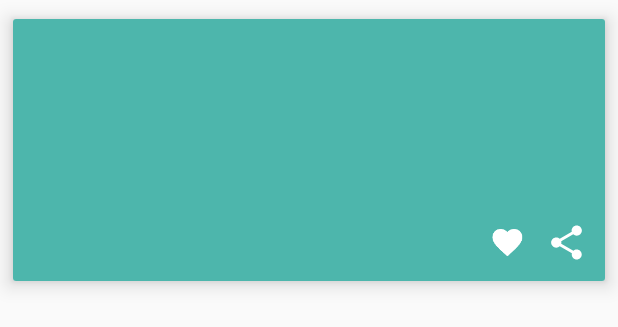
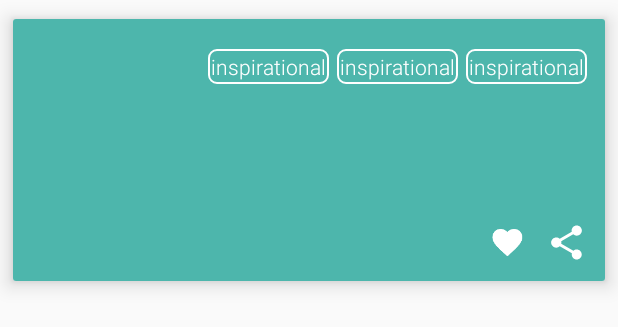
Before and after one commit to unexpectederr/QuoteTabNew, an Android app: the layout author_details_recycler_list_item.xml on its own in the app's theme, with its tools: preview values and no code run, on a phone screen of 412 x 824 dp. Shown: the top 327 px of the screen. Run offline under Robolectric (Android 15) with nearby library versions, the phone set to English and light mode, and no system bars.

Commit message:
Added new activity QuotesByTag, its RecylcerView, adapter, and started working on quote tags

```diff
--- a/app/src/main/AndroidManifest.xml
+++ b/app/src/main/AndroidManifest.xml
@@ -31,6 +31,8 @@
             android:label="@string/title_activity_scrolling"
             android:theme="@style/AppTheme">
         </activity>
+        <activity android:name="digitalbath.quotes.QuotesByTag">
+        </activity>
     </application>
 
 </manifest>
--- a/app/src/main/java/adapters/AuthorsAdapter.java
+++ b/app/src/main/java/adapters/AuthorsAdapter.java
@@ -9,6 +9,9 @@ import android.widget.ImageView;
 import android.widget.TextView;
 import com.bumptech.glide.Glide;
 import org.zakariya.stickyheaders.SectioningAdapter;
+
+import java.util.ArrayList;
+
 import digitalbath.quotetabnew.R;
 import helpers.AppController;
 import models.authors.PopularAuthors;
@@ -31,7 +34,7 @@ public class AuthorsAdapter extends SectioningAdapter {
 
         numberOfSections = mDataSet.getPopularAuthors().size();
         for (int i = 0; i < mDataSet.getPopularAuthors().size(); i++) {
-            numberOfItemsInSection = mDataSet.getPopularAuthors().get(i).getAuthors().size();
+            numberOfItemsInSection = mDataSet.getPopularAuthors().get(i).getAuthors().size();;
         }
         this.mDataSet = mDataSet;
     }
--- a/app/src/main/java/digitalbath/authors/AuthorDetails.java
+++ b/app/src/main/java/digitalbath/authors/AuthorDetails.java
@@ -52,7 +52,7 @@ public class AuthorDetails extends AppCompatActivity {
         authorID = getIntent().getStringExtra("AUTHOR_ID");
 
 
-        QuoteTabApi.quoteTabApi.getQuotes("by-" + authorID).enqueue(new Callback<Quotes>() {
+        QuoteTabApi.quoteTabApi.getQuotes(authorID).enqueue(new Callback<Quotes>() {
             @Override
             public void onResponse(Call<Quotes> call, Response<Quotes> response) {
 
--- /dev/null
+++ b/app/src/main/res/drawable/button_outline.xml
@@ -0,0 +1,19 @@
+<?xml version="1.0" encoding="utf-8"?>
+<shape xmlns:android="http://schemas.android.com/apk/res/android"
+    android:shape="rectangle">
+
+
+    <solid
+        android:color="@android:color/transparent">
+    </solid>
+
+    <stroke
+        android:width="1dp"
+        android:color="@android:color/white">
+    </stroke>
+
+    <corners
+        android:radius="5dp">
+    </corners>
+
+</shape>
--- a/app/src/main/res/layout/author_details_recycler_list_item.xml
+++ b/app/src/main/res/layout/author_details_recycler_list_item.xml
@@ -6,6 +6,7 @@
     android:layout_width="match_parent"
     android:layout_height="200dp"
     xmlns:app="http://schemas.android.com/apk/res-auto"
+    xmlns:tools="http://schemas.android.com/tools"
     app:cardUseCompatPadding="true"
     app:cardElevation="8dp">
 
@@ -46,5 +47,41 @@
             android:layout_alignBottom="@+id/quoteText"
             android:layout_toLeftOf="@+id/share_icon_text"/>
 
+        <TextView
+            android:id="@+id/quoteTag"
+            android:background="@drawable/button_outline"
+            android:layout_alignParentRight="true"
+            android:padding="2dp"
+            android:layout_marginTop="20dp"
+            android:layout_marginRight="12dp"
+            android:layout_width="wrap_content"
+            tools:text="inspirational"
+            android:textColor="@color/cardview_light_background"
+            android:layout_height="wrap_content"/>
+
+        <TextView
+            android:id="@+id/quoteTag2"
+            android:background="@drawable/button_outline"
+            android:layout_toLeftOf="@+id/quoteTag"
+            android:padding="2dp"
+            android:layout_marginRight="5dp"
+            android:layout_marginTop="20dp"
+            android:layout_width="wrap_content"
+            tools:text="inspirational"
+            android:textColor="@color/cardview_light_background"
+            android:layout_height="wrap_content"/>
+
+        <TextView
+            android:id="@+id/quoteTag3"
+            android:layout_marginRight="5dp"
+            android:background="@drawable/button_outline"
+            android:padding="2dp"
+            android:layout_width="wrap_content"
+            tools:text="inspirational"
+            android:textColor="@color/cardview_light_background"
+            android:layout_height="wrap_content"
+            android:layout_alignBaseline="@+id/quoteTag2"
+            android:layout_toStartOf="@+id/quoteTag2"/>
+
     </RelativeLayout>
 </android.support.v7.widget.CardView>
```
Also changed, not shown: app/src/main/java/adapters/AuthorDetailsAdapter.java (+39 -21 lines), app/src/main/java/adapters/QuotesByTagAdapter.java (added, +67 -0 lines), app/src/main/java/digitalbath/quotes/QuotesByTag.java (added, +42 -0 lines), app/src/main/java/helpers/OnFavoriteClickListener.java (added, +23 -0 lines), app/src/main/java/helpers/OnShareClickListener.java (added, +23 -0 lines), app/src/main/java/models/authors/QuoteFields.java (+7 -0 lines), app/src/main/java/networking/QuoteTabApi.java (+5 -2 lines), app/src/main/res/layout/activity_quotes_by_tag.xml (added, +19 -0 lines).
